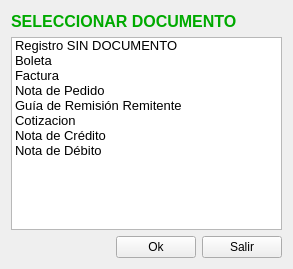
radtek/manager, file Venta/ventamenu.ui: the form before one commit.
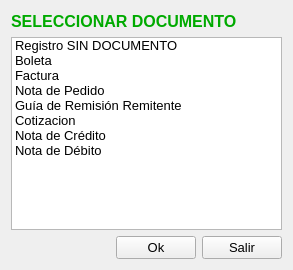
The form after the commit.

Patch:
```diff
--- a/Venta/ventamenu.ui
+++ b/Venta/ventamenu.ui
@@ -7,7 +7,7 @@
     <x>0</x>
     <y>0</y>
     <width>293</width>
-    <height>269</height>
+    <height>270</height>
    </rect>
   </property>
   <property name="windowTitle">
@@ -114,6 +114,11 @@
      </item>
      <item row="0" column="1">
       <widget class="QPushButton" name="pushButton_ok">
+       <property name="font">
+        <font>
+         <pointsize>10</pointsize>
+        </font>
+       </property>
        <property name="text">
         <string>Ok</string>
        </property>
@@ -121,6 +126,11 @@
      </item>
      <item row="0" column="2">
       <widget class="QPushButton" name="pushButton_salir">
+       <property name="font">
+        <font>
+         <pointsize>10</pointsize>
+        </font>
+       </property>
        <property name="text">
         <string>Salir</string>
        </property>
```
